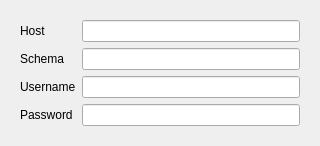
The window that Server5/dbconnection.ui (End1-1/Cafe5) describes before a commit, drawn with Qt 5.
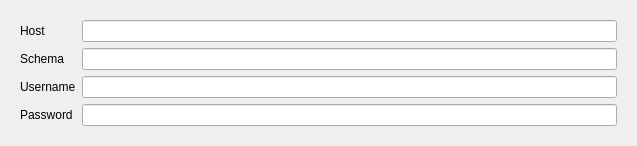
The same window after the commit. Custom widgets are drawn as their Qt base class.

What changed in the file:
```diff
--- a/Server5/dbconnection.ui
+++ b/Server5/dbconnection.ui
@@ -6,8 +6,8 @@
    <rect>
     <x>0</x>
     <y>0</y>
-    <width>320</width>
-    <height>134</height>
+    <width>637</width>
+    <height>142</height>
    </rect>
   </property>
   <property name="windowTitle">
```
